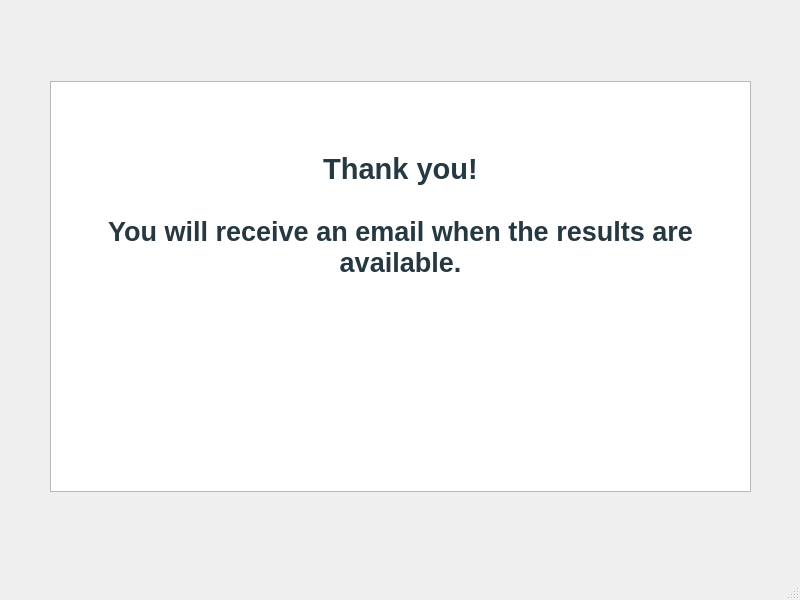
AnushreeBannadabhavi/Orator, file thankyouscreen.ui: the form before one commit.
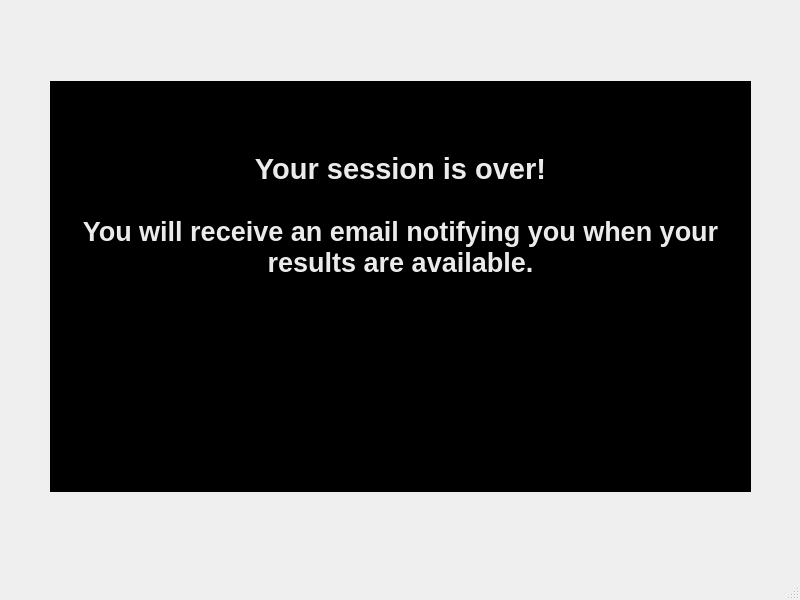
The form after the commit.

What changed in the file:
```diff
--- a/thankyouscreen.ui
+++ b/thankyouscreen.ui
@@ -23,12 +23,19 @@
       <height>411</height>
      </rect>
     </property>
+    <property name="styleSheet">
+     <string notr="true">
+    background-color: rgb(0, 0, 0);
+</string>
+    </property>
     <property name="html">
      <string>&lt;!DOCTYPE HTML PUBLIC &quot;-//W3C//DTD HTML 4.0//EN&quot; &quot;http://www.w3.org/TR/REC-html40/strict.dtd&quot;&gt;
 &lt;html&gt;&lt;head&gt;&lt;meta name=&quot;qrichtext&quot; content=&quot;1&quot; /&gt;&lt;meta charset=&quot;utf-8&quot; /&gt;&lt;style type=&quot;text/css&quot;&gt;
 p, li { white-space: pre-wrap; }
 &lt;/style&gt;&lt;/head&gt;&lt;body style=&quot; font-family:'Segoe UI'; font-size:9pt; font-weight:400; font-style:normal;&quot;&gt;
-&lt;p align=&quot;center&quot; style=&quot; margin-top:0px; margin-bottom:0px; margin-left:0px; margin-right:0px; -qt-block-indent:0; text-indent:0px;&quot;&gt;&lt;span style=&quot; font-size:22pt; font-weight:700; color:#252e41;&quot;&gt;&lt;br /&gt;&lt;/span&gt;&lt;span style=&quot; font-size:22pt; font-weight:700; color:#263841;&quot;&gt;&lt;br /&gt;Thank you!&lt;/span&gt;&lt;span style=&quot; font-size:20pt; font-weight:700; color:#263841;&quot;&gt;&lt;br /&gt;&lt;br /&gt;You will receive an email when the results are available.&lt;/span&gt;&lt;/p&gt;&lt;/body&gt;&lt;/html&gt;</string>
+&lt;p align=&quot;center&quot; style=&quot; margin-top:0px; margin-bottom:0px; margin-left:0px; margin-right:0px; -qt-block-indent:0; text-indent:0px;&quot;&gt;&lt;span style=&quot; font-size:22pt; font-weight:700; color:#252e41;&quot;&gt;&lt;br /&gt;&lt;/span&gt;&lt;span style=&quot; font-size:22pt; font-weight:700; color:#ebebeb;&quot;&gt;&lt;br /&gt;Your session is over!&lt;/span&gt;&lt;span style=&quot; font-size:20pt; font-weight:700; color:#ebebeb;&quot;&gt;&lt;br /&gt;&lt;br /&gt;You will receive an email notifying you when your results are available.&lt;/span&gt;&lt;/p&gt;
+&lt;p align=&quot;center&quot; style=&quot;-qt-paragraph-type:empty; margin-top:0px; margin-bottom:0px; margin-left:0px; margin-right:0px; -qt-block-indent:0; text-indent:0px; font-size:20pt; font-weight:700; color:#ebebeb;&quot;&gt;&lt;br /&gt;&lt;/p&gt;
+&lt;p align=&quot;center&quot; style=&quot;-qt-paragraph-type:empty; margin-top:0px; margin-bottom:0px; margin-left:0px; margin-right:0px; -qt-block-indent:0; text-indent:0px; font-family:'.AppleSystemUIFont'; font-size:13pt;&quot;&gt;&lt;br /&gt;&lt;/p&gt;&lt;/body&gt;&lt;/html&gt;</string>
     </property>
    </widget>
   </widget>
```
